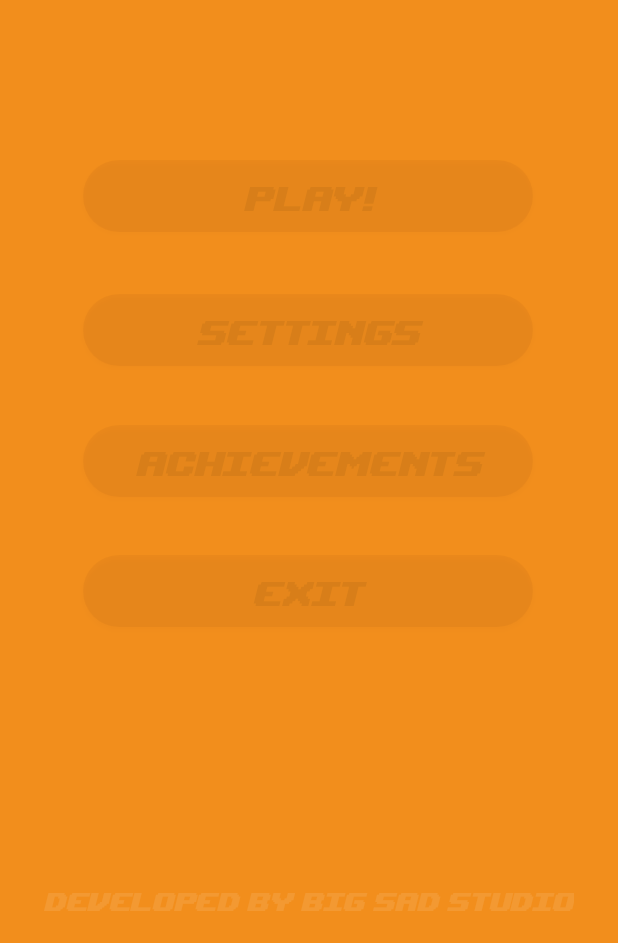
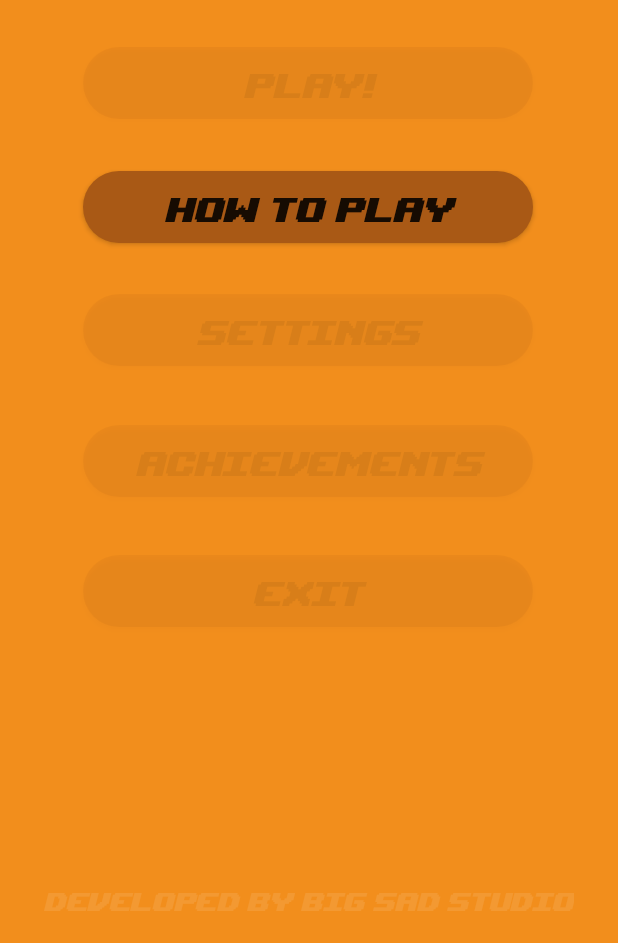
Before and after one commit to Term164/RNG_Drinks, an Android app: the screen it shows after launch (MainMenu), on a phone screen of 412 x 824 dp, the part 293-1236 px from its top. Run offline under Robolectric (Android 15) with nearby library versions, the phone set to English and light mode, and no system bars; Roboto replaces fonts that are not available here.

Commit message:
- Added the "How to play" text in strings.xml

```diff
--- a/app/src/main/res/layout/activity_main_menu.xml
+++ b/app/src/main/res/layout/activity_main_menu.xml
@@ -53,7 +53,25 @@
         app:layout_constraintHorizontal_bias="0.495"
         app:layout_constraintStart_toStartOf="parent"
         app:layout_constraintTop_toBottomOf="@+id/Title"
-        app:layout_constraintVertical_bias="0.198" />
+        app:layout_constraintVertical_bias="0.058" />
+
+    <Button
+        android:id="@+id/how_to_play_button"
+        android:layout_width="300dp"
+        android:layout_height="wrap_content"
+        android:background="@drawable/custom_button"
+        android:fontFamily="@font/custom_font"
+        android:onClick="startGame"
+        android:text="@string/how_to_play"
+        android:textAlignment="center"
+        android:textSize="32sp"
+        android:textStyle="italic"
+        app:layout_constraintBottom_toTopOf="@+id/developer"
+        app:layout_constraintEnd_toEndOf="parent"
+        app:layout_constraintHorizontal_bias="0.495"
+        app:layout_constraintStart_toStartOf="parent"
+        app:layout_constraintTop_toBottomOf="@+id/Title"
+        app:layout_constraintVertical_bias="0.212" />
 
     <Button
         android:id="@+id/settings_button"
--- a/app/src/main/res/values/strings.xml
+++ b/app/src/main/res/values/strings.xml
@@ -39,5 +39,8 @@
     <string name="number_error">Please enter a number between 2 and a million for the starting number</string>
     <string name="error_button">Close</string>
     <string name="empty_string"></string>
+    <string name="how_to_play">How to play</string>
+    <string name="how_to_play_first">You start with a number of your choice, for example, let\'s say 150. The first player presses the button and the game will generate a random number between the starting number (150) and 1, the randomly generated number for example 67 will now be the new highest number.</string>
+    <string name="how_to_play_second">The next person who presses the \"roll number\" button will now get a randomly generated number between 67 and 1. the players continue going in circles pressing the button until someone reaches number 1. the player who rolls 1 has to drink as many sips as the number of times players had to roll a random number to get to 1.</string>
 
 </resources>
```
Also changed, not shown: app/src/main/java/com/example/randomdrinks/MainMenu.java (+12 -0 lines), app/src/main/res/drawable/info_button.xml (added, +10 -0 lines), 1 other file.
